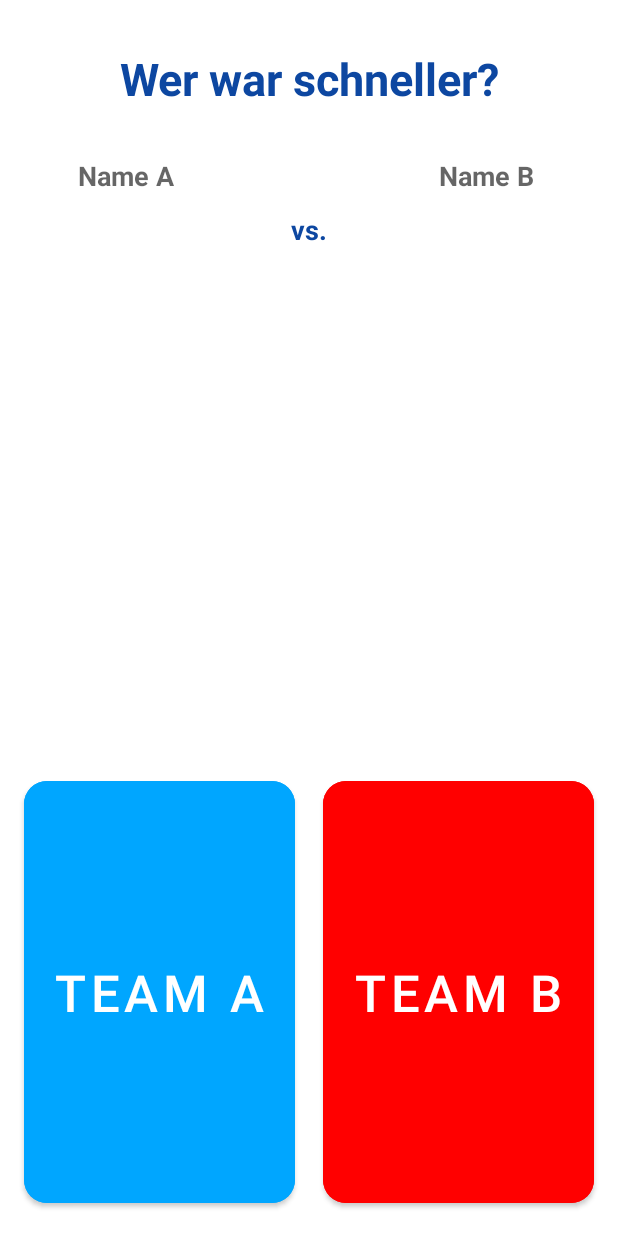
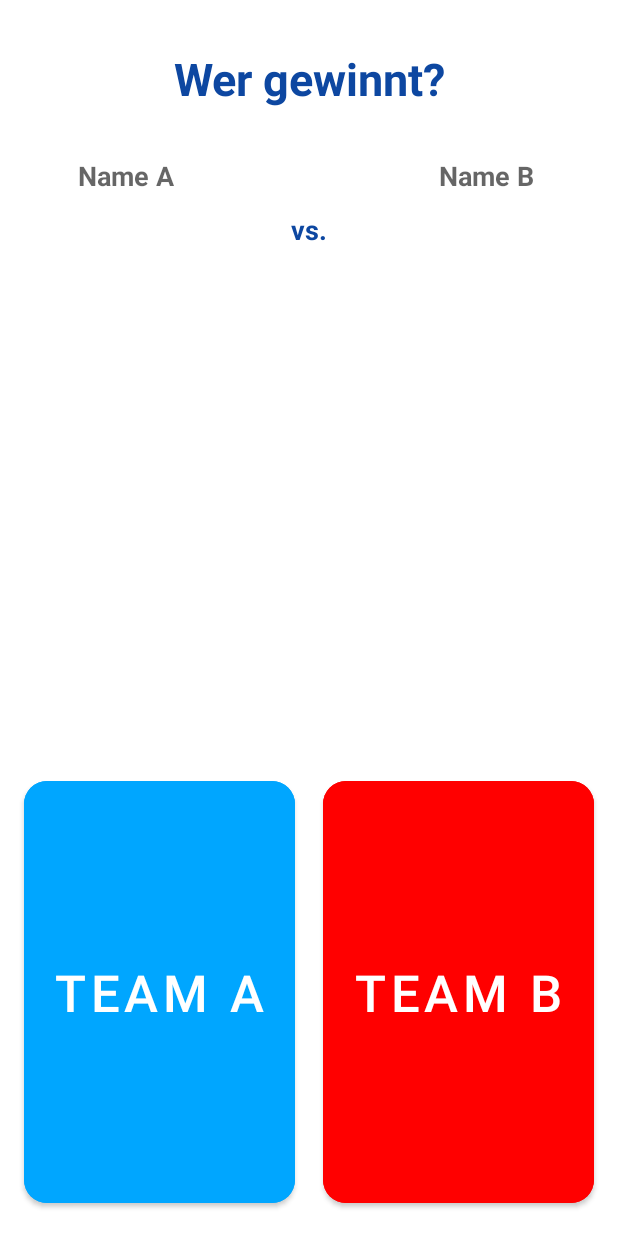
Before and after one commit to kmeyerhshl/CubeGameApp, an Android app: the layout fragment_exercise.xml on its own in the app's theme, with its tools: preview values and no code run, on a phone screen of 412 x 824 dp. Run offline under Robolectric (Android 15) with nearby library versions, the phone set to English and light mode, and no system bars.

Commit message:
Update: final

```diff
--- a/app/src/main/java/com/example/dicegame/GameFragment.kt
+++ b/app/src/main/java/com/example/dicegame/GameFragment.kt
@@ -34,7 +34,7 @@ class GameFragment : Fragment() {
     private var useSelected: String = ""
 
     //Variablen zur Rundenauswahl
-    val singleItems = arrayOf("3","5","10")
+    val singleItems = arrayOf("3","5","11")
     var checkedItem = 1
     var nrRounds : Int = 0
     var roundsVM: Int = 0
--- a/app/src/main/res/values/strings.xml
+++ b/app/src/main/res/values/strings.xml
@@ -61,7 +61,7 @@
 
 
     //Exercise Fragment
-    <string name="tvTitle">Wer war schneller?</string>
+    <string name="tvTitle">Wer gewinnt?</string>
     <string name="tvVS">vs.</string>
 
 </resources>
```
